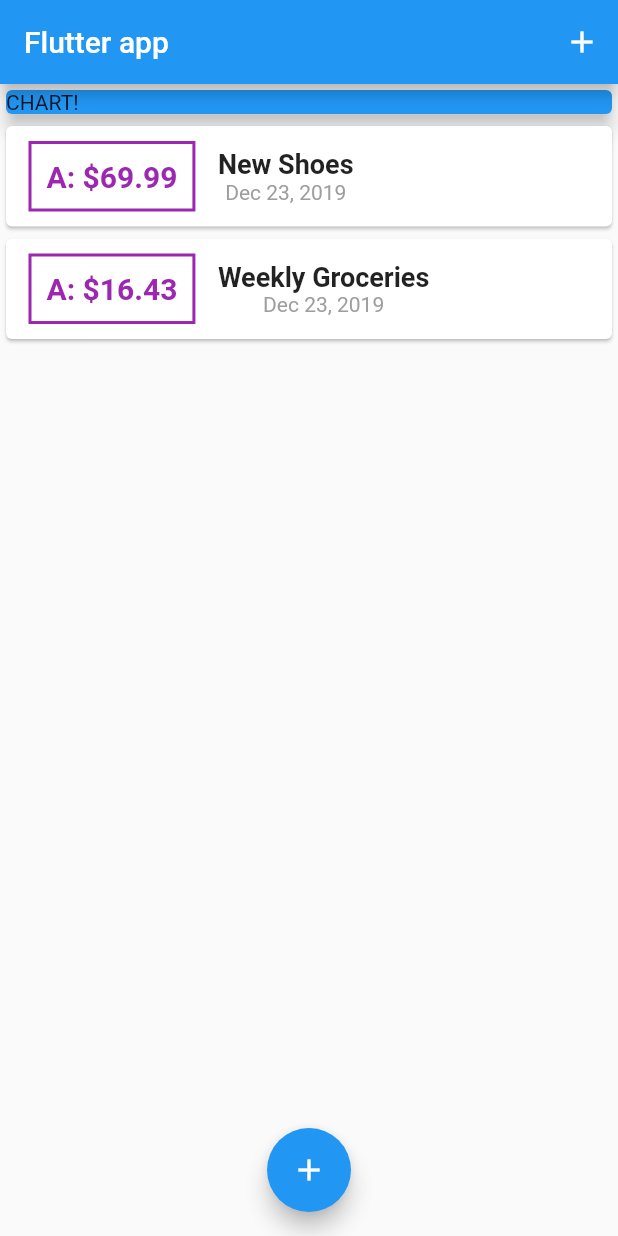
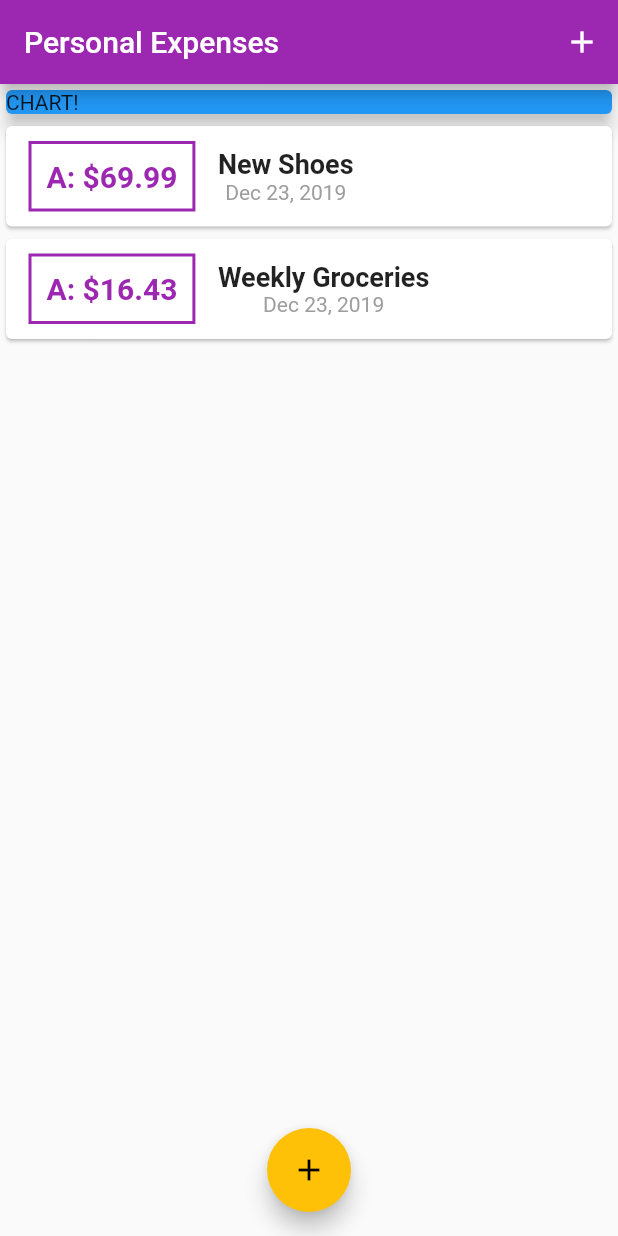
Before and after one commit to desancheztorres/flutter_expenses, a Flutter app: the screen it shows after launch, on a phone screen of 412 x 824 dp. Run offline on Flutter 3.47's test engine with Material 2 defaults, Android fonts, the phone set to English and light mode, and no system bars.

Commit message:
Configuring & Using Themes

```diff
--- a/lib/main.dart
+++ b/lib/main.dart
@@ -10,9 +10,10 @@ class MyApp extends StatelessWidget {
   @override
   Widget build(BuildContext context) {
     return MaterialApp(
-      title: 'Flutter Demo',
+      title: 'Personal Expenses',
       theme: ThemeData(
-        primarySwatch: Colors.blue,
+        primarySwatch: Colors.purple,
+        accentColor: Colors.amber,
       ),
       home: MyHomePage(),
     );
@@ -44,7 +45,7 @@ class _MyHomePageState extends State<MyHomePage> {
   Widget build(BuildContext context) {
     return Scaffold(
       appBar: AppBar(
-        title: Text("Flutter app"),
+        title: Text("Personal Expenses"),
         actions: <Widget>[
           IconButton(
             icon: Icon(Icons.add),
--- a/lib/transaction_list.dart
+++ b/lib/transaction_list.dart
@@ -27,7 +27,7 @@ class TransactionList extends StatelessWidget {
                   padding: EdgeInsets.all(10.0),
                   decoration: BoxDecoration(
                     border: Border.all(
-                      color: Colors.purple,
+                      color: Theme.of(context).primaryColor,
                       width: 2,
                     ),
                   ),
@@ -36,7 +36,7 @@ class TransactionList extends StatelessWidget {
                     style: TextStyle(
                       fontWeight: FontWeight.bold,
                       fontSize: 20,
-                      color: Colors.purple,
+                      color: Theme.of(context).primaryColor,
                     ),
                   ),
                 ),
```
